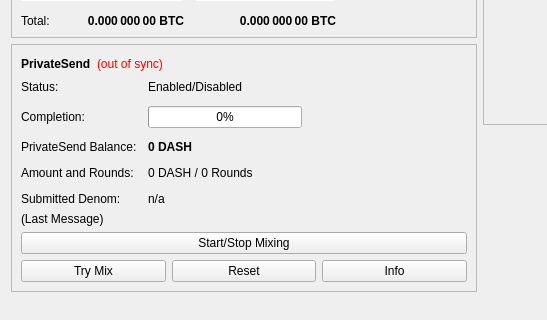
OmegaBlockchain/omegacoin, file src/qt/forms/overviewpage.ui: the form before one commit; both pictures show x 0 to 547 and y 178 to 498 of the 960 by 585 pixel window.
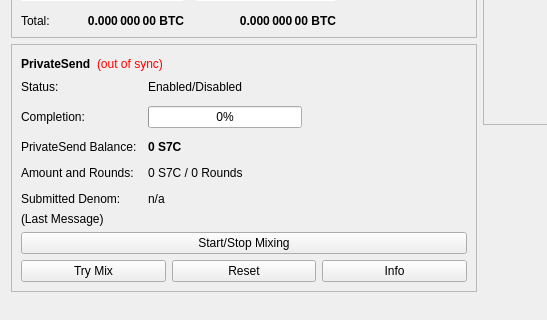
The form after the commit.

```diff
--- a/src/qt/forms/overviewpage.ui
+++ b/src/qt/forms/overviewpage.ui
@@ -514,7 +514,7 @@
                </font>
               </property>
               <property name="text">
-               <string notr="true">0 DASH</string>
+               <string notr="true">0 S7C</string>
               </property>
              </widget>
             </item>
@@ -528,7 +528,7 @@
             <item row="3" column="1">
              <widget class="QLabel" name="labelAmountRounds">
               <property name="text">
-               <string>0 DASH / 0 Rounds</string>
+               <string>0 S7C / 0 Rounds</string>
               </property>
              </widget>
             </item>
```
Left out of the diff: 6 changed lines with no effect on the pictures.
